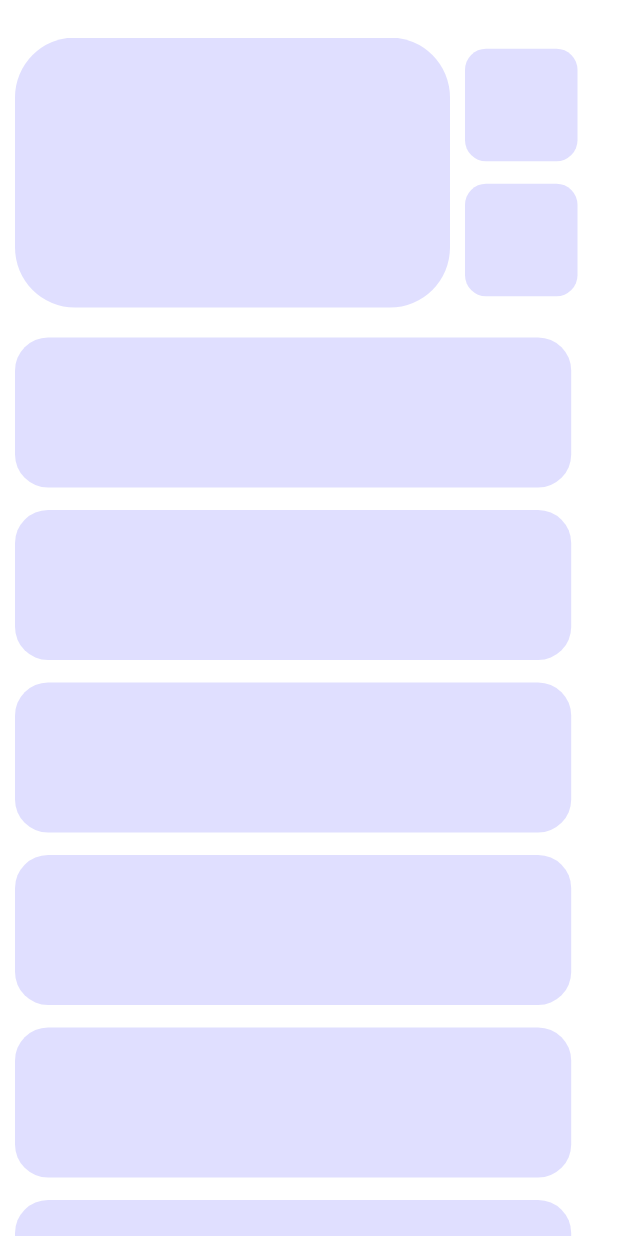
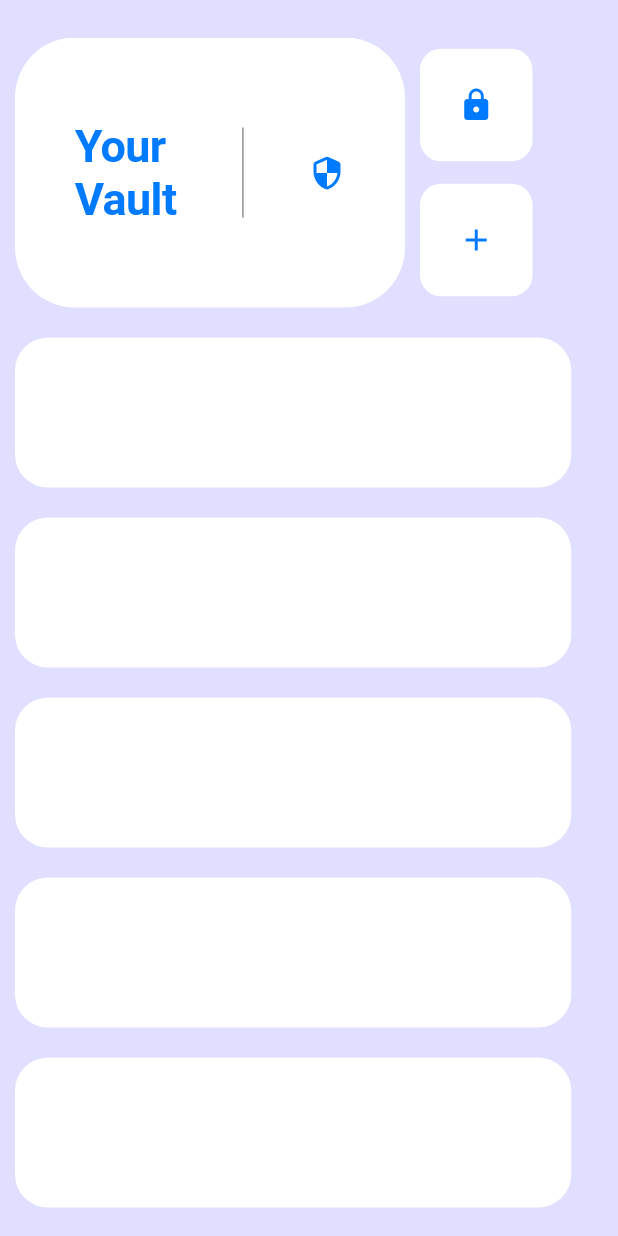
Before and after one commit to SumitKumar1307/password-manager, a Flutter app: the screen it shows after launch, on a phone screen of 412 x 824 dp. Run offline on Flutter 3.47's test engine with Material 2 defaults, Android fonts, the phone set to English and light mode, and no system bars.

Commit message:
made some small changes

```diff
--- a/lib/main.dart
+++ b/lib/main.dart
@@ -4,7 +4,7 @@ import 'package:flutter/cupertino.dart';
 void main(List<String> args) => runApp(MyApp());
 
 class MyApp extends StatelessWidget {
-  const MyApp({ Key? key }) : super(key: key);
+  const MyApp({Key? key}) : super(key: key);
 
   @override
   Widget build(BuildContext context) {
@@ -16,7 +16,7 @@ class MyApp extends StatelessWidget {
 }
 
 class HomeScreen extends StatefulWidget {
-  const HomeScreen({ Key? key }) : super(key: key);
+  const HomeScreen({Key? key}) : super(key: key);
 
   @override
   _HomeScreenState createState() => _HomeScreenState();
@@ -26,73 +26,94 @@ class _HomeScreenState extends State<HomeScreen> {
   @override
   Widget build(BuildContext context) {
     return CupertinoPageScaffold(
-      child: layout(),
-    );
+        child: layout(), backgroundColor: Color(0xFFE0DFFF));
   }
 
   Widget layout() {
     Size size = MediaQuery.of(context).size;
     return SafeArea(
       child: Container(
-        padding: EdgeInsets.only(
-          left: 10, top: 25
-        ),
+        padding: EdgeInsets.only(left: 10, top: 25),
         child: SingleChildScrollView(
           child: Column(
             crossAxisAlignment: CrossAxisAlignment.start,
             children: <Widget>[
-              Row(
-                children: <Widget>[
+              Row(children: <Widget>[
                 Container(
                   height: 180,
-                    width: 290,
+                  width: 260,
                   decoration: BoxDecoration(
-                      color: Color(0xFFE0DFFF),
+                    color: Colors.white,
                     borderRadius: BorderRadius.all(
                       Radius.circular(40),
                     ),
                   ),
+                  padding: EdgeInsets.only(
+                    left: 40,
+                    right: 40,
+                  ),
+                  alignment: Alignment.center,
+                  child: Row(
+                    mainAxisAlignment: MainAxisAlignment.spaceBetween,
+                    children: [
+                      Text(
+                        "Your\nVault",
+                        style: TextStyle(
+                          fontWeight: FontWeight.w600,
+                          fontSize: 30,
+                          color: CupertinoColors.activeBlue,
+                        ),
+                      ),
+                      Container(
+                        decoration: BoxDecoration(
+                          border: Border(
+                            left: BorderSide(color: CupertinoColors.systemGrey),
+                          ),
+                        ),
+                        height: 60,
+                      ),
+                      Icon(Icons.security_rounded)
+                    ],
+                  ),
                 ),
                 SizedBox(width: 10), // Big Block
-                  Column(
-                    children: <Widget>[
+                Column(children: <Widget>[
                   Container(
                     decoration: BoxDecoration(
-                          color: Color(0xFFE0DFFF),
-                          borderRadius: BorderRadius.all(Radius.circular(14))
-                        ),
+                        color: Colors.white,
+                        borderRadius: BorderRadius.all(Radius.circular(14))),
                     height: 75,
                     width: 75,
+                    child: Icon(Icons.lock),
                   ), // lock
                   SizedBox(height: 15),
                   Container(
                     decoration: BoxDecoration(
-                          color: Color(0xFFE0DFFF),
-                          borderRadius: BorderRadius.all(Radius.circular(14))
-                        ),
+                        color: Colors.white,
+                        borderRadius: BorderRadius.all(Radius.circular(14))),
                     height: 75,
                     width: 75,
+                    child: Icon(Icons.add),
                   ),
-                    ]
-                  ),
-                ]
-              ),
+                ]),
+              ]),
               SizedBox(height: 20),
               Column(
                 children: <Widget>[
-                    for (int i=0; i<10; i++)
+                  for (int i = 0; i < 10; i++)
                     Container(
-                        margin: EdgeInsets.only(bottom: 15),
+                      margin: EdgeInsets.only(bottom: 20),
                       width: size.width * 0.9,
                       height: 100,
                       decoration: BoxDecoration(
-                          color: Color(0xFFE0DFFF),
-                          borderRadius: BorderRadius.all(Radius.circular(22))
+                        color: Colors.white,
+                        borderRadius: BorderRadius.all(
+                          Radius.circular(22),
                         ),
-                      )
+                      ),
+                    ),
                 ],
               ),
-
             ],
           ),
         ),
```
Lines whose indentation alone changed are shown as unchanged.
